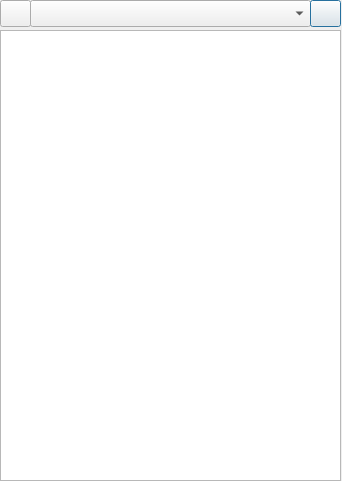
Before: the Qt Designer form mainwindow.ui in yordan-desta/noteMate, drawn with Qt 5.
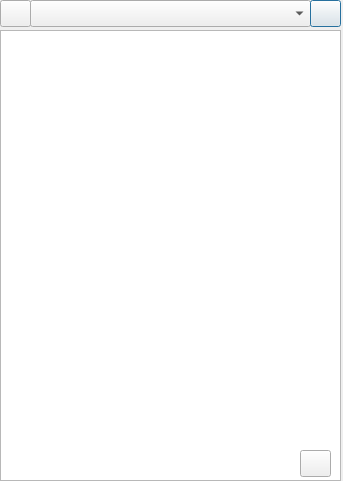
After: the same form once the commit is applied.

What changed in the file:
```diff
--- a/mainwindow.ui
+++ b/mainwindow.ui
@@ -6,7 +6,7 @@
    <rect>
     <x>0</x>
     <y>0</y>
-    <width>342</width>
+    <width>343</width>
     <height>481</height>
    </rect>
   </property>
@@ -19,19 +19,6 @@
   <property name="windowTitle">
    <string>Dialog</string>
   </property>
-  <widget class="QTextEdit" name="textEdit">
-   <property name="enabled">
-    <bool>true</bool>
-   </property>
-   <property name="geometry">
-    <rect>
-     <x>0</x>
-     <y>30</y>
-     <width>341</width>
-     <height>451</height>
-    </rect>
-   </property>
-  </widget>
   <widget class="QComboBox" name="topicCombobox">
    <property name="geometry">
     <rect>
@@ -68,6 +55,29 @@
     <string/>
    </property>
   </widget>
+  <widget class="QPlainTextEdit" name="textEdit">
+   <property name="geometry">
+    <rect>
+     <x>0</x>
+     <y>30</y>
+     <width>341</width>
+     <height>451</height>
+    </rect>
+   </property>
+  </widget>
+  <widget class="QPushButton" name="saveButton">
+   <property name="geometry">
+    <rect>
+     <x>300</x>
+     <y>450</y>
+     <width>31</width>
+     <height>27</height>
+    </rect>
+   </property>
+   <property name="text">
+    <string/>
+   </property>
+  </widget>
  </widget>
  <resources/>
  <connections/>
```
Left out of the diff: 7 changed lines with no effect on the pictures.
